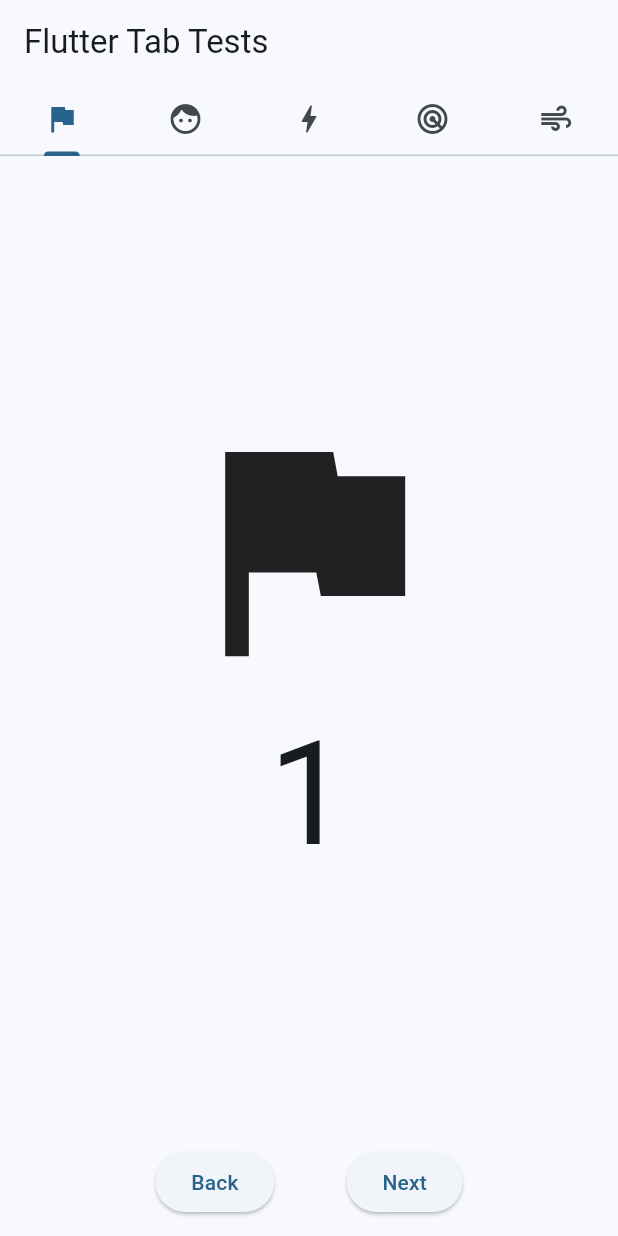
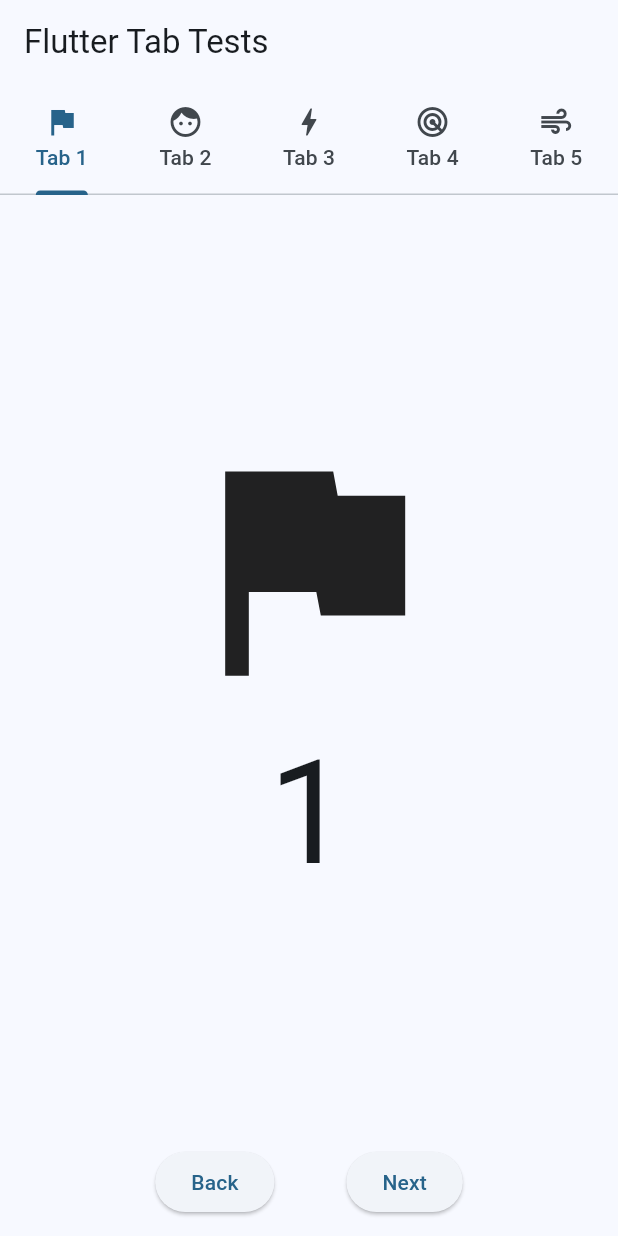
Before and after one commit to meowmeowahr/flutter_tabbed_app, a Flutter app: the screen it shows after launch, on a phone screen of 412 x 824 dp. Run offline on Flutter 3.47's test engine with Material 2 defaults, Android fonts, the phone set to English and light mode, and no system bars.

Commit message:
Add labels to tabs

```diff
--- a/lib/main.dart
+++ b/lib/main.dart
@@ -85,18 +85,23 @@ class _HomeWidgetState extends State<HomeWidget>
             tabs: const <Widget>[
               Tab(
                 icon: Icon(Icons.flag),
+                text: "Tab 1",
               ),
               Tab(
                 icon: Icon(Icons.face),
+                text: "Tab 2",
               ),
               Tab(
                 icon: Icon(Icons.bolt),
+                text: "Tab 3",
               ),
               Tab(
                 icon: Icon(Icons.radar),
+                text: "Tab 4",
               ),
               Tab(
                 icon: Icon(Icons.air),
+                text: "Tab 5",
               ),
             ],
           ),
```
